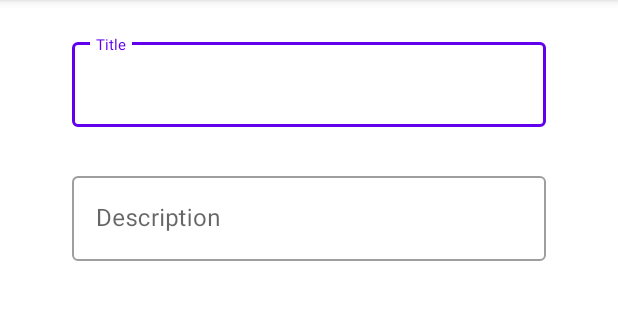
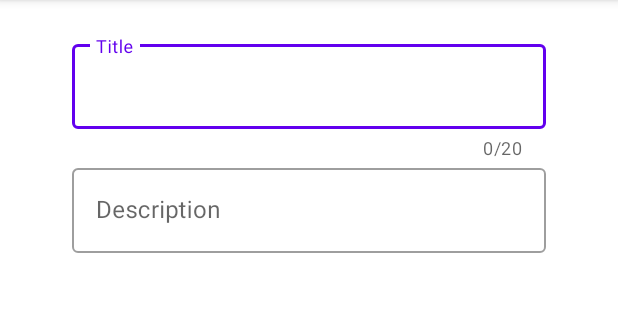
Before and after one commit to RamzanTingku/simple_todo_app, an Android app: the fragment AddEditNoteFragment shown on its own in the app's theme, on a phone screen of 412 x 824 dp, the part 84-404 px from its top. Run offline under Robolectric (Android 15) with nearby library versions, the phone set to English and light mode, and no system bars.

Commit message:
add edit fragment view updates

```diff
--- a/app/src/main/java/com/example/simpletodoapp/ui/add_edit_note/AddEditNoteFragment.kt
+++ b/app/src/main/java/com/example/simpletodoapp/ui/add_edit_note/AddEditNoteFragment.kt
@@ -5,6 +5,7 @@ import android.view.LayoutInflater
 import android.view.View
 import android.view.ViewGroup
 import androidx.fragment.app.Fragment
+import androidx.navigation.fragment.navArgs
 import com.example.simpletodoapp.databinding.FragmentAddNoteBinding
 
 
--- a/app/src/main/res/layout/fragment_add_note.xml
+++ b/app/src/main/res/layout/fragment_add_note.xml
@@ -10,11 +10,13 @@
 
     <com.google.android.material.textfield.TextInputLayout
         android:id="@+id/title_ti"
-        style="@style/TextInputLayout"
+        style="@style/Widget.MaterialComponents.TextInputLayout.OutlinedBox"
         android:layout_width="match_parent"
         android:layout_height="wrap_content"
         android:hint="@string/title"
         app:errorEnabled="true"
+        app:counterEnabled="true"
+        app:counterMaxLength="20"
         android:paddingStart="24dp"
         android:paddingEnd="24dp"
         app:layout_constraintEnd_toEndOf="parent"
@@ -26,13 +28,14 @@
             android:id="@+id/title_et"
             android:layout_width="match_parent"
             android:layout_height="wrap_content"
-            android:inputType="text" />
+            android:inputType="text"
+            android:maxLength="20"/>
     </com.google.android.material.textfield.TextInputLayout>
 
 
     <com.google.android.material.textfield.TextInputLayout
         android:id="@+id/description_ti"
-        style="@style/TextInputLayout"
+        style="@style/Widget.MaterialComponents.TextInputLayout.OutlinedBox"
         android:layout_width="match_parent"
         android:layout_height="wrap_content"
         android:hint="@string/description"
@@ -48,7 +51,7 @@
             android:id="@+id/description_et"
             android:layout_width="match_parent"
             android:layout_height="wrap_content"
-            android:inputType="text" />
+            android:inputType="text|textImeMultiLine|textMultiLine"/>
     </com.google.android.material.textfield.TextInputLayout>
 
 </androidx.constraintlayout.widget.ConstraintLayout>
--- a/app/src/main/res/layout/fragment_list.xml
+++ b/app/src/main/res/layout/fragment_list.xml
@@ -35,6 +35,7 @@
             android:focusable="true"
             android:src="@drawable/ic_add"
             android:tint="@color/white"
+            android:navigateToAddFragment="@{true}"
             app:layout_constraintBottom_toBottomOf="parent"
             app:layout_constraintEnd_toEndOf="parent"
             android:contentDescription="@string/add_note" />
--- a/app/src/main/res/values/themes.xml
+++ b/app/src/main/res/values/themes.xml
@@ -16,6 +16,7 @@
 
     <style name="TextInputLayout" parent="Widget.MaterialComponents.TextInputLayout.OutlinedBox">
         <item name="hintTextAppearance">@style/HintText</item>
+        <item name="android:textSize">20sp</item>
         <item name="android:paddingBottom">8dp</item>
     </style>
 
```
Also changed, not shown: app/src/main/res/navigation/my_nav.xml (+8 -0 lines).
